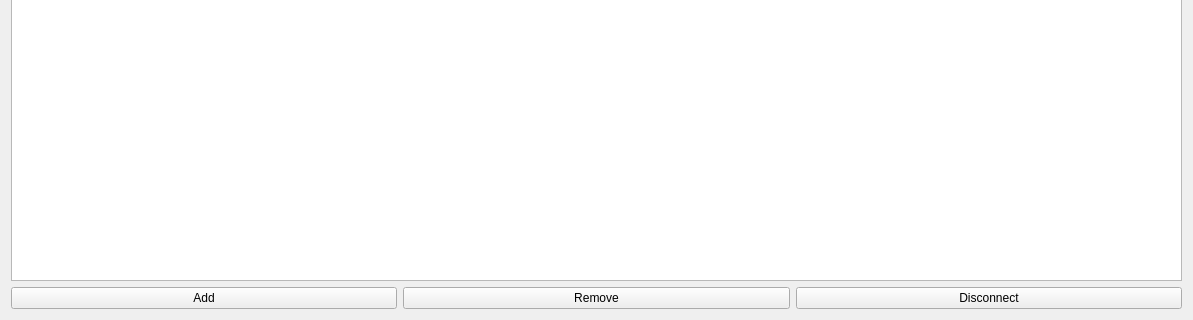
The window that ui/vaultwindow.ui (Adam216TN/SafePass) describes before a commit, drawn with Qt 5; both pictures show x 0 to 1193 and y 552 to 872 of the 1193 by 872 pixel window.
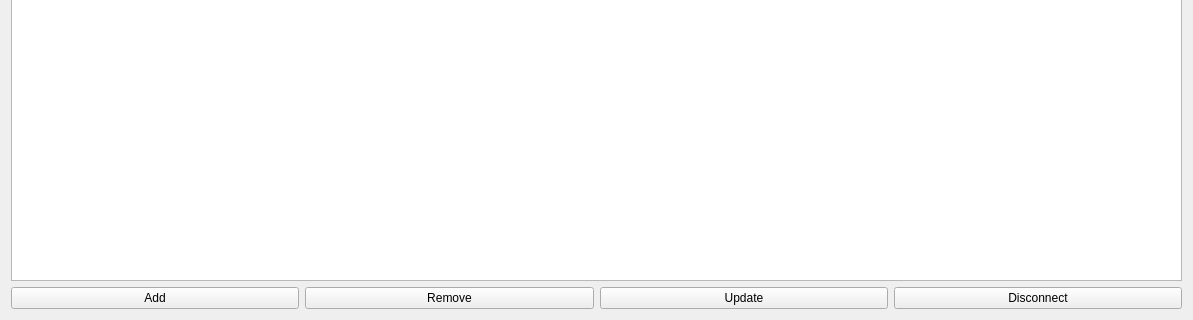
The same window after the commit.

Commit message: improvement of the vault interface and addition of the delete feature

```diff
--- a/ui/vaultwindow.ui
+++ b/ui/vaultwindow.ui
@@ -78,6 +78,13 @@
        </property>
       </widget>
      </item>
+     <item>
+      <widget class="QPushButton" name="btnupd">
+       <property name="text">
+        <string>Update</string>
+       </property>
+      </widget>
+     </item>
      <item>
       <widget class="QPushButton" name="btndisc">
        <property name="text">
```
The commit also changes 3 other files.
